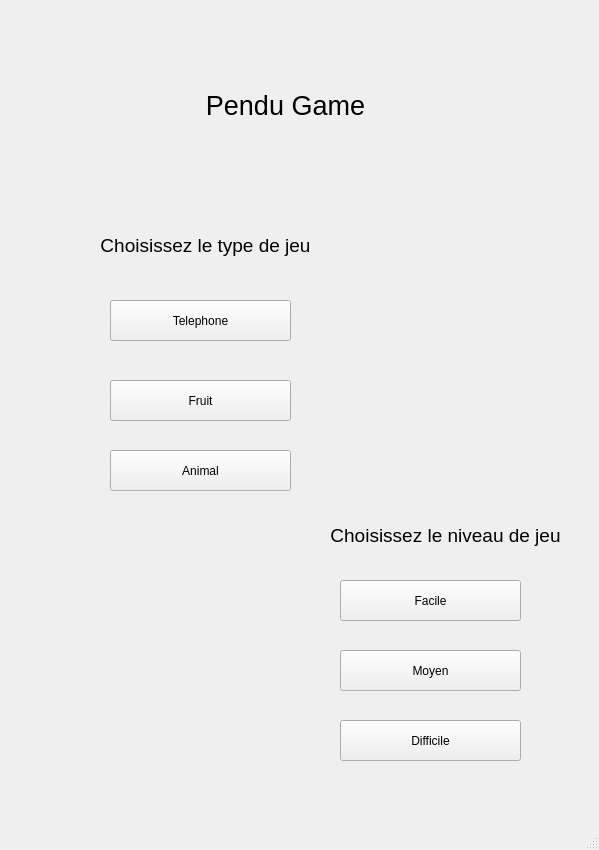
Before: the Qt Designer form view/choose.ui in Shidory/pendu, drawn with Qt 5.
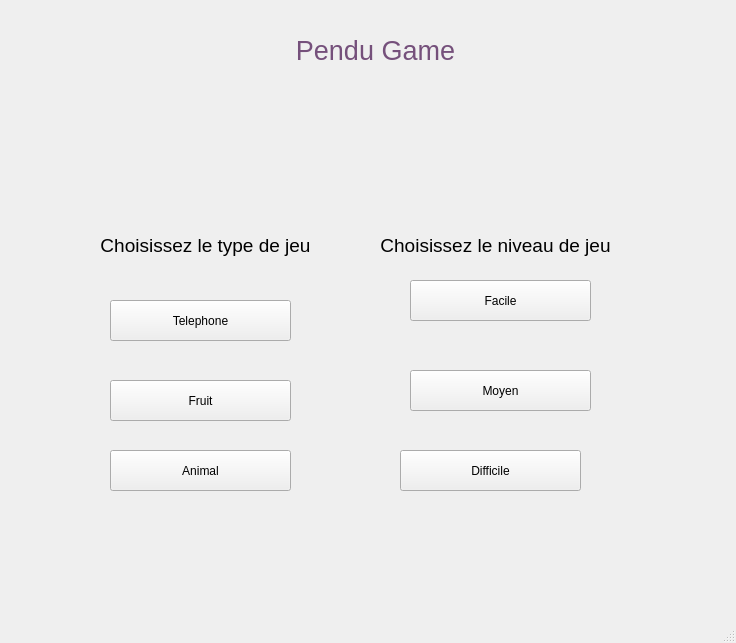
After: the same form once the commit is applied. Icons and pictures are not drawn.

Commit message: [ADD]size screen

```diff
--- a/view/choose.ui
+++ b/view/choose.ui
@@ -6,8 +6,8 @@
    <rect>
     <x>0</x>
     <y>0</y>
-    <width>599</width>
-    <height>850</height>
+    <width>736</width>
+    <height>643</height>
    </rect>
   </property>
   <property name="windowTitle">
@@ -17,12 +17,49 @@
    <widget class="QLabel" name="label">
     <property name="geometry">
      <rect>
-      <x>160</x>
-      <y>50</y>
+      <x>250</x>
+      <y>30</y>
       <width>251</width>
-      <height>111</height>
+      <height>41</height>
      </rect>
     </property>
+    <property name="palette">
+     <palette>
+      <active>
+       <colorrole role="WindowText">
+        <brush brushstyle="SolidPattern">
+         <color alpha="255">
+          <red>117</red>
+          <green>80</green>
+          <blue>123</blue>
+         </color>
+        </brush>
+       </colorrole>
+      </active>
+      <inactive>
+       <colorrole role="WindowText">
+        <brush brushstyle="SolidPattern">
+         <color alpha="255">
+          <red>117</red>
+          <green>80</green>
+          <blue>123</blue>
+         </color>
+        </brush>
+       </colorrole>
+      </inactive>
+      <disabled>
+       <colorrole role="WindowText">
+        <brush brushstyle="SolidPattern">
+         <color alpha="255">
+          <red>190</red>
+          <green>190</green>
+          <blue>190</blue>
+         </color>
+        </brush>
+       </colorrole>
+      </disabled>
+     </palette>
+    </property>
     <property name="font">
      <font>
       <pointsize>20</pointsize>
@@ -98,8 +135,8 @@
    <widget class="QLabel" name="label_3">
     <property name="geometry">
      <rect>
-      <x>320</x>
-      <y>500</y>
+      <x>370</x>
+      <y>210</y>
       <width>251</width>
       <height>71</height>
      </rect>
@@ -119,8 +156,8 @@
    <widget class="QPushButton" name="btn_facile">
     <property name="geometry">
      <rect>
-      <x>340</x>
-      <y>580</y>
+      <x>410</x>
+      <y>280</y>
       <width>181</width>
       <height>41</height>
      </rect>
@@ -132,8 +169,8 @@
    <widget class="QPushButton" name="btn_moyen">
     <property name="geometry">
      <rect>
-      <x>340</x>
-      <y>650</y>
+      <x>410</x>
+      <y>370</y>
       <width>181</width>
       <height>41</height>
      </rect>
@@ -145,8 +182,8 @@
    <widget class="QPushButton" name="btn_difficile">
     <property name="geometry">
      <rect>
-      <x>340</x>
-      <y>720</y>
+      <x>400</x>
+      <y>450</y>
       <width>181</width>
       <height>41</height>
      </rect>
@@ -155,16 +192,22 @@
      <string>Difficile</string>
     </property>
    </widget>
-  </widget>
-  <widget class="QMenuBar" name="menubar">
-   <property name="geometry">
-    <rect>
-     <x>0</x>
-     <y>0</y>
-     <width>599</width>
-     <height>22</height>
-    </rect>
-   </property>
+   <widget class="QLabel" name="label_4">
+    <property name="geometry">
+     <rect>
+      <x>0</x>
+      <y>70</y>
+      <width>721</width>
+      <height>151</height>
+     </rect>
+    </property>
+    <property name="text">
+     <string/>
+    </property>
+    <property name="pixmap">
+     <pixmap>../img/pendu.gif</pixmap>
+    </property>
+   </widget>
   </widget>
   <widget class="QStatusBar" name="statusbar"/>
  </widget>
```
Left out of the diff: 4 changed lines with no effect on the pictures. The commit also changes 6 other files.
